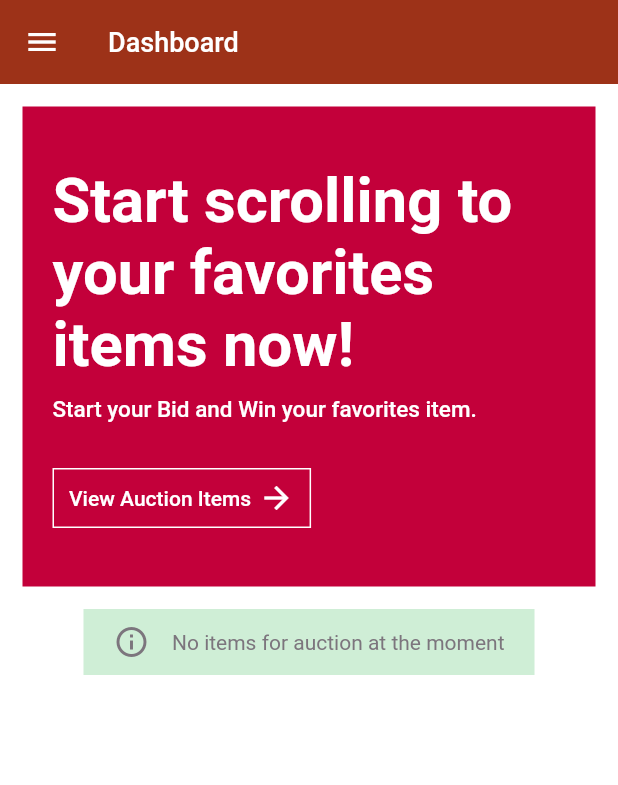
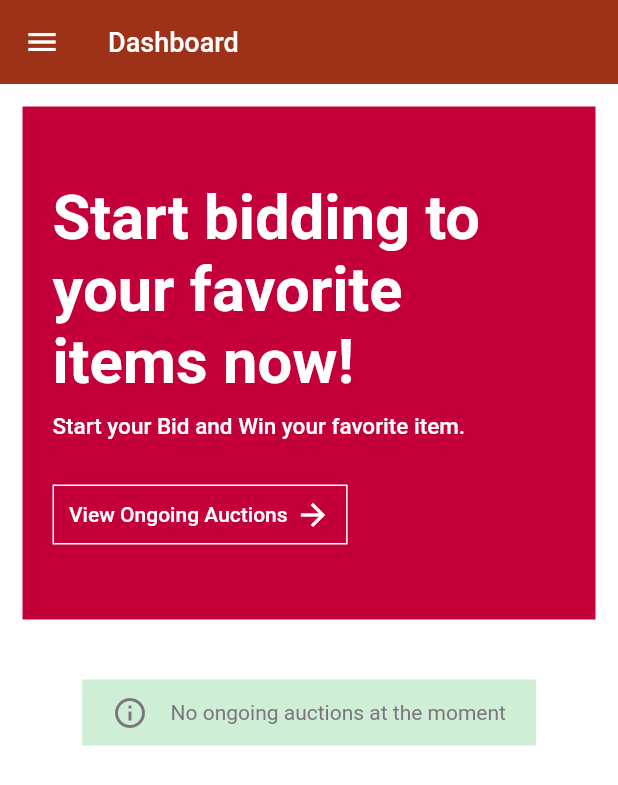
Before and after one commit to mizukageyama/bidding, a Flutter app: the BidderHome screen opened directly, in the side drawer, after a tap on "Dashboard", on a phone screen of 412 x 824 dp. Shown: the top 785 px of the screen. Run offline on Flutter 3.47's test engine with Material 2 defaults, Android fonts, the phone set to English and light mode, and no system bars; our stand-ins replace carousel_slider, cloud_firestore, firebase_auth, firebase_core, firebase_storage, flutter_countdown_timer and 4 more; accounts and stored records are empty; network calls fail.

Commit message:
Revised: Bidder Home (1st row only)
showing 1 row for recent auctions only

```diff
--- a/lib/main/bidder/screens/home.dart
+++ b/lib/main/bidder/screens/home.dart
@@ -2,7 +2,7 @@ import 'package:bidding/components/_components.dart';
 import 'package:bidding/main/bidder/controllers/bidder_side_menu_controller.dart';
 import 'package:bidding/main/bidder/controllers/ongoing_auction_controller.dart';
 import 'package:bidding/main/bidder/screens/_bidder_screens.dart';
-import 'package:bidding/models/_models.dart';
+import 'package:bidding/models/item_model.dart';
 import 'package:bidding/shared/_packages_imports.dart';
 import 'package:bidding/shared/layout/_layout.dart';
 import 'package:bidding/main/bidder/side_menu.dart';
@@ -23,6 +23,7 @@ class BidderHome extends StatelessWidget {
           MobileSliver(
             title: 'Dashboard',
             body: _Content(),
+            scrollable: false,
           ),
           BidderSideMenu(),
         ),
@@ -72,14 +73,12 @@ class _Content extends StatelessWidget {
               padding: const EdgeInsets.all(15),
               shrinkWrap: true,
               children: [
-                Wrap(alignment: WrapAlignment.center, children: [
                 Column(
                   children: [
                     Container(
-                        height: 320,
                       color: pinkColor,
                       padding: const EdgeInsets.symmetric(
-                            vertical: 15, horizontal: 20),
+                          vertical: 50, horizontal: 20),
                       child: Column(
                         crossAxisAlignment: CrossAxisAlignment.start,
                         mainAxisAlignment: MainAxisAlignment.center,
@@ -89,8 +88,8 @@ class _Content extends StatelessWidget {
                               Flexible(
                                 child: Text(
                                   kIsWeb
-                                        ? 'Start scrolling to your \nfavorites items now!'
-                                        : 'Start scrolling to your favorites items now!',
+                                      ? 'Start bidding to your \nfavorite items now!'
+                                      : 'Start bidding to your favorite items now!',
                                   style: robotoBold.copyWith(
                                       color: whiteColor,
                                       fontSize: kIsWeb ? 45 : 41),
@@ -103,7 +102,7 @@ class _Content extends StatelessWidget {
                             height: 10,
                           ),
                           Text(
-                              'Start your Bid and Win your favorites item.',
+                            'Start your Bid and Win your favorite item.',
                             style: robotoMedium.copyWith(
                                 color: whiteColor, fontSize: 15),
                           ),
@@ -128,7 +127,7 @@ class _Content extends StatelessWidget {
                                 mainAxisAlignment: MainAxisAlignment.center,
                                 children: <Widget>[
                                   Text(
-                                      'View Auction Items',
+                                    'View Ongoing Auctions',
                                     style: robotoMedium.copyWith(
                                         color: whiteColor, fontSize: 14),
                                     textAlign: TextAlign.center,
@@ -148,12 +147,11 @@ class _Content extends StatelessWidget {
                       ),
                     ),
                     const SizedBox(
-                        height: 15,
+                      height: 10,
                     ),
-                      Obx(() => auctionsItems()),
+                    Center(child: Obx(() => auctionsItems())),
                   ],
                 ),
-                ]),
               ]),
         ),
       ]),
@@ -164,11 +162,13 @@ class _Content extends StatelessWidget {
     if (itemListController.isDoneLoading.value &&
         itemListController.itemList.isNotEmpty) {
       return ListView(
+          primary: false,
+          physics: const NeverScrollableScrollPhysics(),
           padding: const EdgeInsets.all(kIsWeb ? 15 : 12),
           shrinkWrap: true,
           children: [
             Text(
-              'Recent Auctions',
+              'Most Recent Auctions',
               style: robotoMedium.copyWith(color: blackColor, fontSize: 16),
             ),
             const SizedBox(
@@ -176,18 +176,23 @@ class _Content extends StatelessWidget {
             ),
             ResponsiveItemGrid(
               item: itemListController.itemList,
+              firstRowOnly: true,
             ),
           ]);
     } else if (itemListController.isDoneLoading.value &&
         itemListController.itemList.isEmpty) {
-      return const Center(
-          child: InfoDisplay(message: 'No items for auction at the moment'));
+      return const Padding(
+          padding: EdgeInsets.symmetric(vertical: 30),
+          child: InfoDisplay(message: 'No ongoing auctions at the moment'));
     }
-    return const Center(
+    return const Padding(
+      padding: EdgeInsets.symmetric(vertical: 30),
       child: SizedBox(
         width: 20,
         height: 20,
-        child: CircularProgressIndicator(),
+        child: CircularProgressIndicator(
+          color: maroonColor,
+        ),
       ),
     );
   }
--- a/lib/main/bidder/screens/ongoing_auctions.dart
+++ b/lib/main/bidder/screens/ongoing_auctions.dart
@@ -87,6 +87,7 @@ class _Content extends StatelessWidget {
         itemListController.itemList.isNotEmpty) {
       return ListView(
           padding: const EdgeInsets.all(kIsWeb ? 25 : 12),
+          physics: const AlwaysScrollableScrollPhysics(),
           shrinkWrap: true,
           children: [
             const Text(
@@ -122,8 +123,9 @@ class _Content extends StatelessWidget {
     return Row(
       children: [
         Expanded(
+          flex: 2,
           child: SizedBox(
-            //width: 400,
+            height: 45,
             child: InputField(
               labelText: 'Search item here...',
               keyboardType: TextInputType.multiline,
@@ -135,27 +137,12 @@ class _Content extends StatelessWidget {
             ),
           ),
         ),
-        // const SizedBox(
-        //   width: 20,
-        // ),
-        // SizedBox(
-        //   width: 150,
-        //   child: CustomDropdown(
-        //     hintText: 'Open/Closed',
-        //     dropdownItems: const ['Open', 'Close'],
-        //     onChanged: (item) => {},
-        //     onSaved: (item) => {},
-        //     validator: (value) {
-        //       return null;
-        //     },
-        //   ),
-        // ),
         const SizedBox(
-          width: 20,
+          width: 10,
         ),
         SizedBox(
+          width: 120,
           height: 45,
-          width: 150,
           child: CustomButton(
             onTap: () {},
             text: 'Search',
@@ -169,29 +156,21 @@ class _Content extends StatelessWidget {
 }
 
 class ResponsiveItemGrid extends GetResponsiveView {
-  ResponsiveItemGrid({Key? key, required this.item})
+  ResponsiveItemGrid({Key? key, required this.item, this.firstRowOnly = false})
       : super(key: key, alwaysUseBuilder: false);
 
   final RxList<Item> item;
+  final bool firstRowOnly;
 
   @override
   Widget? phone() => ItemLayoutGrid(
-        perColumn: 2,
-        item: item,
-        isSoldItem: false,
-      );
+      perColumn: 2, item: item, isSoldItem: false, oneRow: firstRowOnly);
 
   @override
   Widget? tablet() => ItemLayoutGrid(
-        perColumn: 3,
-        item: item,
-        isSoldItem: false,
-      );
+      perColumn: 3, item: item, isSoldItem: false, oneRow: firstRowOnly);
 
   @override
   Widget? desktop() => ItemLayoutGrid(
-        perColumn: 4,
-        item: item,
-        isSoldItem: false,
-      );
+      perColumn: 4, item: item, isSoldItem: false, oneRow: firstRowOnly);
 }
--- a/lib/shared/layout/mobile_body_sliver.dart
+++ b/lib/shared/layout/mobile_body_sliver.dart
@@ -4,7 +4,7 @@ import 'package:flutter/material.dart';
 
 // ignore: must_be_immutable
 class MobileSliver extends StatelessWidget {
-  MobileSliver({
+  const MobileSliver({
     Key? key,
     required this.title,
     required this.body,
@@ -13,14 +13,11 @@ class MobileSliver extends StatelessWidget {
 
   final String title;
   final Widget body;
-  bool scrollable;
+  final bool scrollable;
 
   @override
   Widget build(BuildContext context) {
     return NestedScrollView(
-        physics: scrollable
-            ? const AlwaysScrollableScrollPhysics()
-            : const NeverScrollableScrollPhysics(),
         floatHeaderSlivers: scrollable,
         headerSliverBuilder: (context, innerBoxIsScrolled) => [
               SliverAppBar(
--- a/lib/shared/services/dialogs.dart
+++ b/lib/shared/services/dialogs.dart
@@ -7,7 +7,9 @@ import 'package:bidding/shared/layout/styles.dart';
 void showLoading() {
   Get.defaultDialog(
       title: 'Loading...',
-      content: const CircularProgressIndicator(),
+      content: const CircularProgressIndicator(
+        color: maroonColor,
+      ),
       barrierDismissible: false);
 }
 
```
Also changed, not shown: lib/components/for_forms/input_field.dart (+4 -4 lines), lib/components/item_layout_grid.dart (+14 -9 lines), lib/main/bidder/controllers/ongoing_auction_controller.dart (+13 -0 lines), lib/main/seller/controllers/manage_item.dart (+18 -8 lines), lib/main/seller/screens/add_item_form.dart (+16 -6 lines), lib/shared/controllers/auth_controller.dart (+1 -44 lines), lib/shared/controllers/profile_controller.dart (added, +103 -0 lines). Lines whose indentation alone changed are shown as unchanged.
